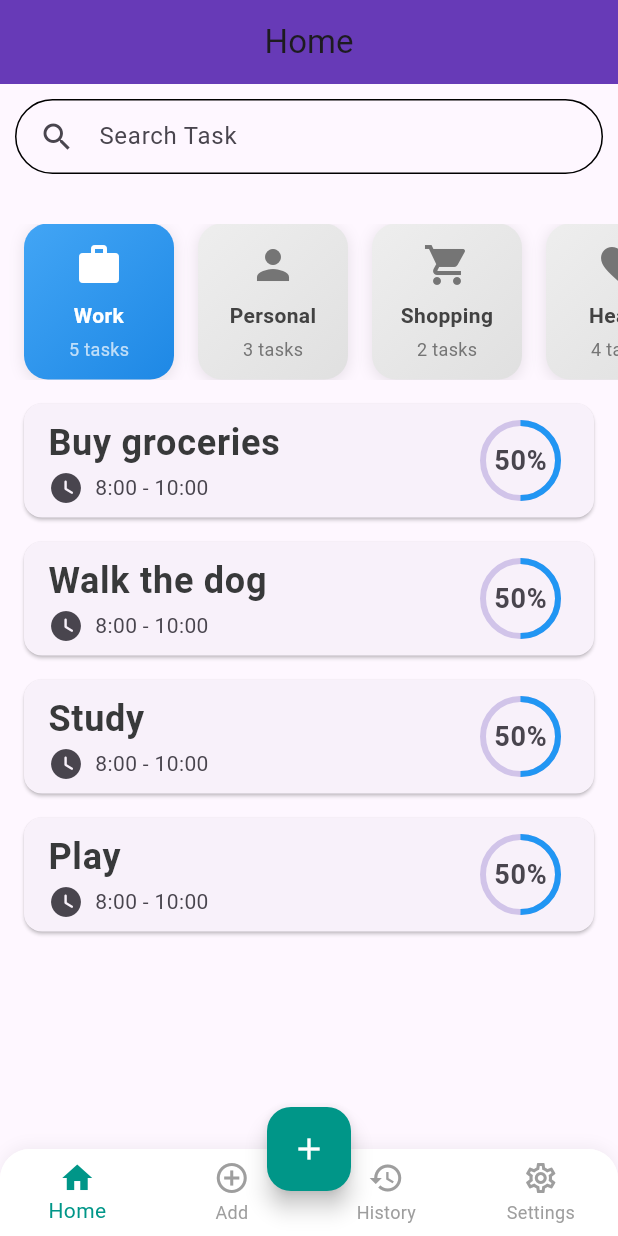
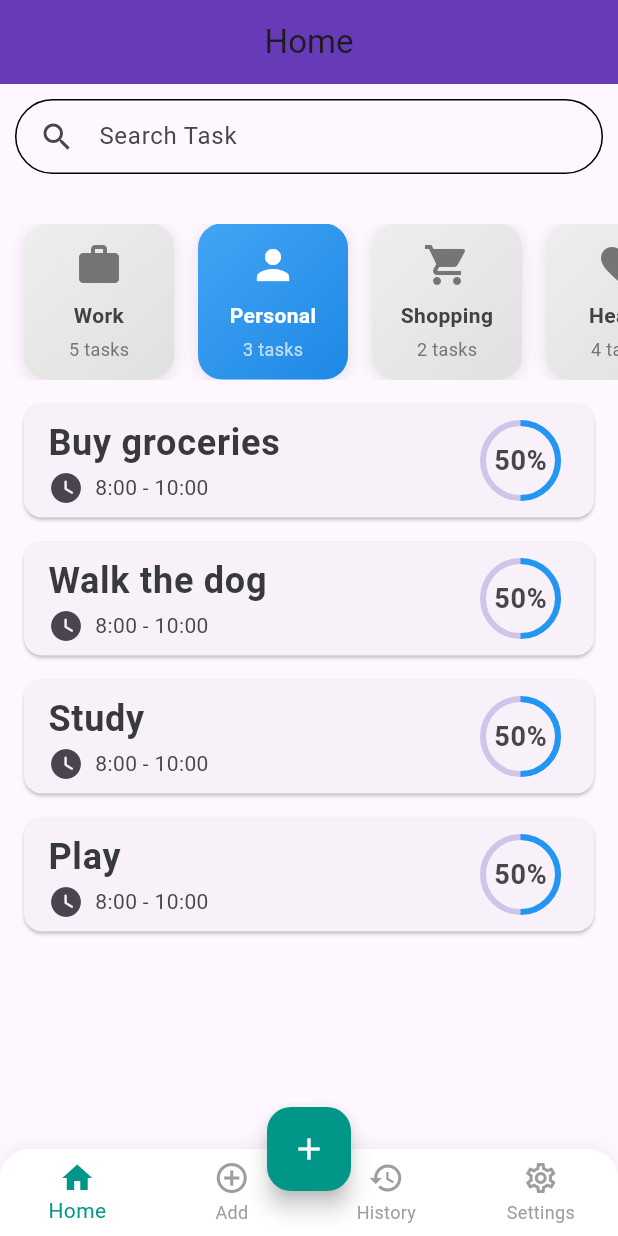
Before and after one commit to moablex/do_it, a Flutter app: the screen it shows after launch, after a tap on "Personal", on a phone screen of 412 x 824 dp. Run offline on Flutter 3.47's test engine with Material 3 defaults, Android fonts, the phone set to English and light mode, and no system bars; our stand-ins replace easy_date_timeline, flutter_bloc, isar, timeline_tile; accounts and stored records are empty; generated files the repository leaves out were written again.

Commit message:
Ref:updating task category selection logic

```diff
--- a/lib/features/todo/presentation/screens/home_screen.dart
+++ b/lib/features/todo/presentation/screens/home_screen.dart
@@ -3,9 +3,41 @@ import 'package:flutter/material.dart';
 import '../widgets/search_task.dart';
 import '../widgets/Task_categories.dart';
 
-class HomeScreen extends StatelessWidget {
+class HomeScreen extends StatefulWidget {
   const HomeScreen({super.key});
 
+  @override
+  State<HomeScreen> createState() => _HomeScreenState();
+}
+
+class _HomeScreenState extends State<HomeScreen> {
+  List<TaskCategory> taskCategories = [
+    TaskCategory(
+      id: 'one',
+      name: 'Work',
+      icon: Icons.work,
+      taskCount: 5,
+      isSelected: true,
+    ),
+    TaskCategory(
+      id: 'Three',
+      name: 'Personal',
+      icon: Icons.person,
+      taskCount: 3,
+    ),
+    TaskCategory(
+      id: 'Two',
+      name: 'Shopping',
+      icon: Icons.shopping_cart,
+      taskCount: 2,
+    ),
+    TaskCategory(
+      id: 'Four',
+      name: 'Health',
+      icon: Icons.favorite,
+      taskCount: 4,
+    ),
+  ];
   @override
   Widget build(BuildContext context) {
     return Scaffold(
@@ -19,23 +51,16 @@ class HomeScreen extends StatelessWidget {
           SearchTask(),
           SizedBox(height: 15),
           TaskCategoryScroll(
-            categories: [
-              TaskCategory(
-                name: 'Work',
-                icon: Icons.work,
-                taskCount: 5,
-                isSelected: true,
-              ),
-              TaskCategory(name: 'Personal', icon: Icons.person, taskCount: 3),
-              TaskCategory(
-                name: 'Shopping',
-                icon: Icons.shopping_cart,
-                taskCount: 2,
-              ),
-              TaskCategory(name: 'Health', icon: Icons.favorite, taskCount: 4),
-            ],
-            onCategorySelected: (category) {
-              print('Selected category: $category');
+            categories: taskCategories,
+            onCategorySelected: (categoryId) {
+              setState(() {
+                taskCategories =
+                    taskCategories.map((category) {
+                      return category.copyWith(
+                        isSelected: category.id == categoryId,
+                      );
+                    }).toList();
+              });
             },
           ),
           TaskList(),
--- a/lib/features/todo/presentation/widgets/Task_categories.dart
+++ b/lib/features/todo/presentation/widgets/Task_categories.dart
@@ -27,7 +27,7 @@ class TaskCategoryScroll extends StatelessWidget {
             ),
             child: CategoryCard(
               category: category,
-              onTap: () => onCategorySelected(category.name),
+              onTap: () => onCategorySelected(category.id),
             ),
           );
         },
@@ -103,15 +103,26 @@ class CategoryCard extends StatelessWidget {
 }
 
 class TaskCategory {
+  final String id;
   final String name;
   final IconData icon;
-  final int taskCount;
-  final bool isSelected;
+  final taskCount;
+  final isSelected;
 
   TaskCategory({
+    required this.id,
     required this.name,
     required this.icon,
     required this.taskCount,
     this.isSelected = false,
   });
+  TaskCategory copyWith({bool? isSelected}) {
+    return TaskCategory(
+      id: this.id,
+      name: this.name,
+      icon: this.icon,
+      taskCount: this.taskCount,
+      isSelected: isSelected ?? this.isSelected,
+    );
+  }
 }
```
